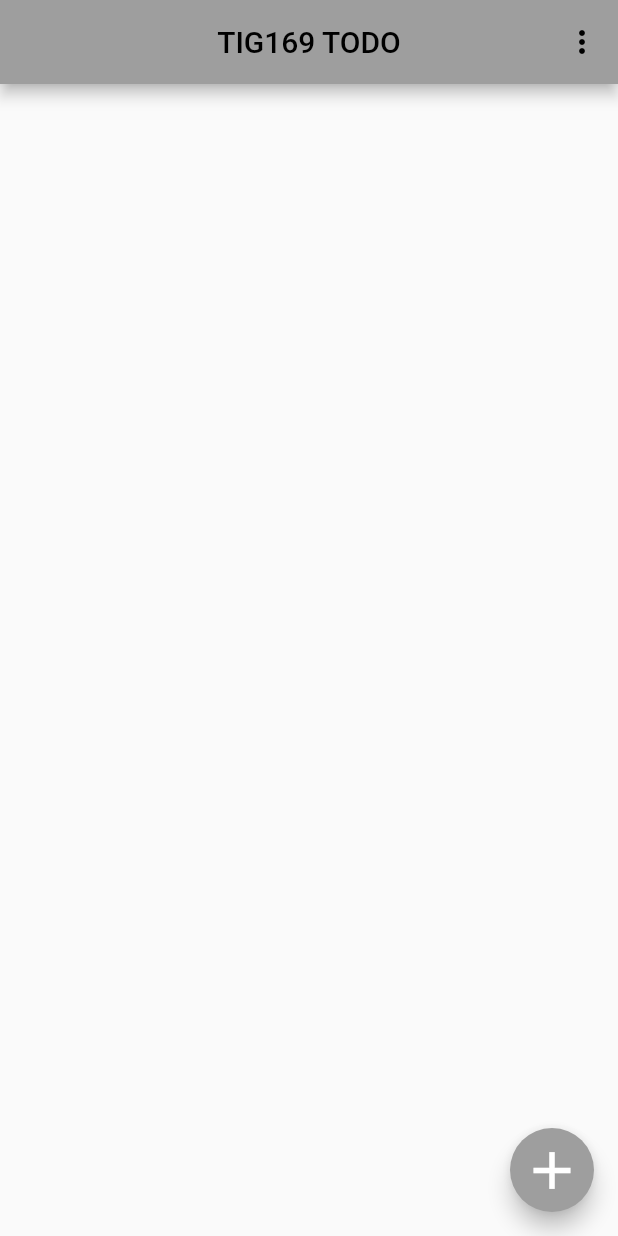
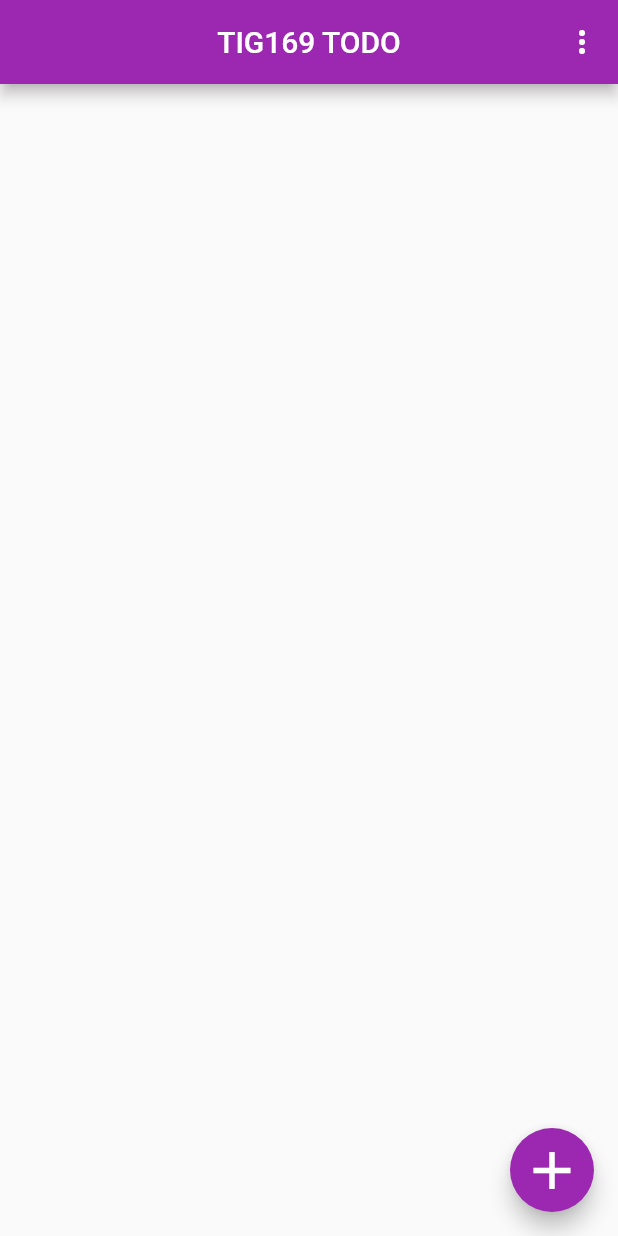
Before and after one commit to gu-tig169-ht21/gusberlow, a Flutter app: the screen it shows after launch, on a phone screen of 412 x 824 dp. Run offline on Flutter 3.47's test engine with Material 2 defaults, Android fonts, the phone set to English and light mode, and no system bars.

Commit message:
changed appcolor to purple

```diff
--- a/lib/main.dart
+++ b/lib/main.dart
@@ -21,7 +21,7 @@ class MyApp extends StatelessWidget {
   Widget build(BuildContext context) {
     return MaterialApp(
       theme: ThemeData(
-        primarySwatch: Colors.grey,
+        primarySwatch: Colors.purple,
       ),
       home: const ToDoListView(),
     );
--- a/lib/to_do_list_view.dart
+++ b/lib/to_do_list_view.dart
@@ -11,8 +11,6 @@ class ToDoListView extends StatelessWidget {
   Widget build(BuildContext context) {
     return Scaffold(
       appBar: AppBar(
-        backgroundColor: Colors.grey,
-        foregroundColor: Colors.black,
         centerTitle: true,
         title: const Text('TIG169 TODO'),
         actions: [
```
